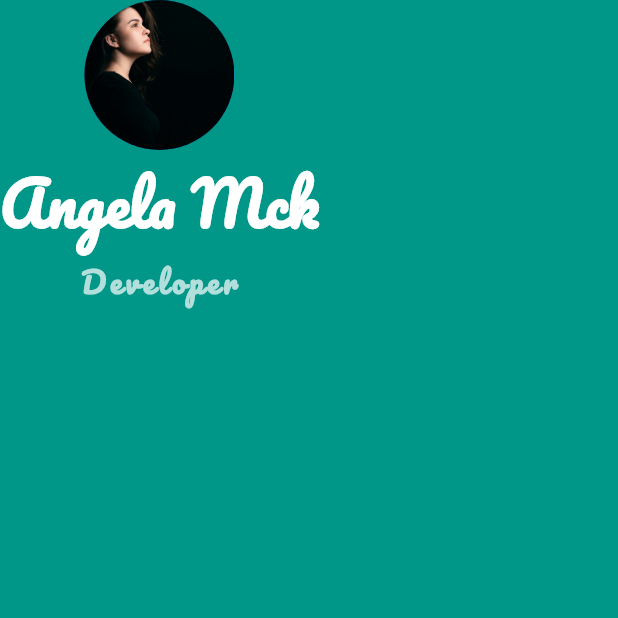
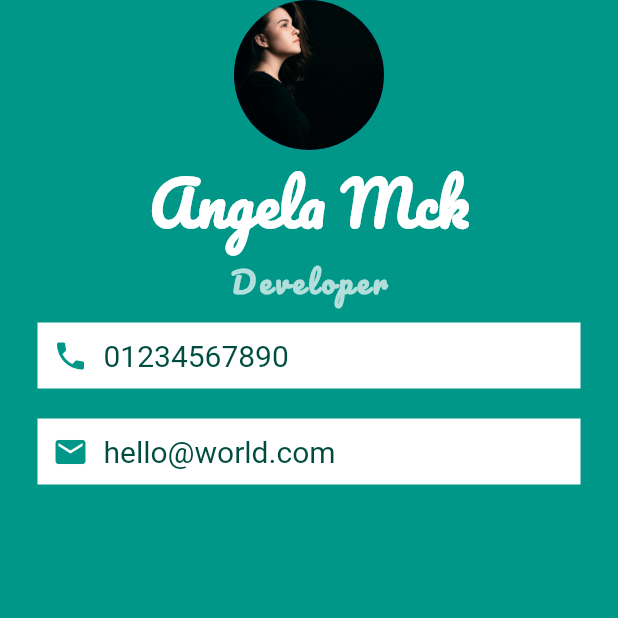
Before and after one commit to juanpablohdzm/FlutterDevelopment, a Flutter app: the screen it shows after launch, on a phone screen of 412 x 824 dp, the top half of it. Run offline on Flutter 3.47's test engine with Material 2 defaults, Android fonts, the phone set to English and light mode, and no system bars; Roboto replaces fonts that are missing (Source Sans Pro).

Commit message:
Add material icons with the icon widget.

```diff
--- a/BusinessCardApp/lib/main.dart
+++ b/BusinessCardApp/lib/main.dart
@@ -32,6 +32,48 @@ class MyApp extends StatelessWidget {
                       fontWeight: FontWeight.bold,
                       fontFamily: 'Pacifico',
                       letterSpacing: 2.5)),
+              Container(
+                color: Colors.white,
+                margin: EdgeInsets.symmetric(vertical: 10.0, horizontal: 25.0),
+                padding: EdgeInsets.all(10.0),
+                child: Row(
+                  children: [
+                    Icon(
+                      Icons.phone,
+                      color: Colors.teal,
+                    ),
+                    SizedBox(
+                      width: 10.0,
+                    ),
+                    Text("01234567890",
+                        style: TextStyle(
+                            color: Colors.teal.shade900,
+                            fontFamily: 'Source Sans Pro',
+                            fontSize: 20.0)),
+                  ],
+                ),
+              ),
+              Container(
+                color: Colors.white,
+                margin: EdgeInsets.symmetric(vertical: 10.0, horizontal: 25.0),
+                padding: EdgeInsets.all(10.0),
+                child: Row(
+                  children: [
+                    Icon(
+                      Icons.email,
+                      color: Colors.teal,
+                    ),
+                    SizedBox(
+                      width: 10.0,
+                    ),
+                    Text("hello@world.com",
+                        style: TextStyle(
+                            color: Colors.teal.shade900,
+                            fontFamily: 'Source Sans Pro',
+                            fontSize: 20.0)),
+                  ],
+                ),
+              ),
             ],
           ),
         ),
```
